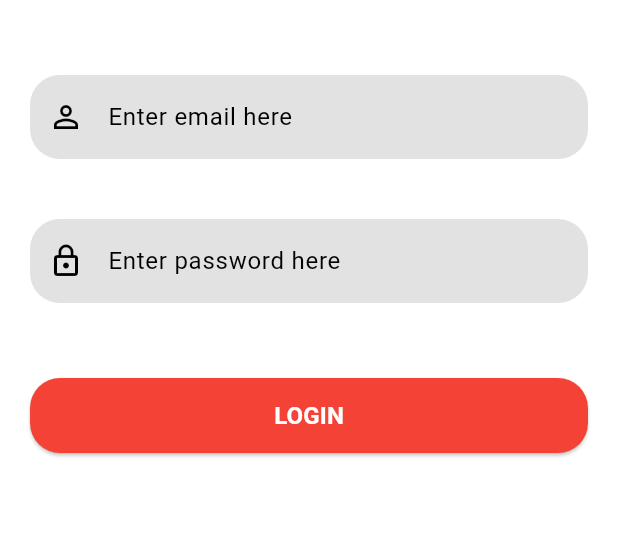
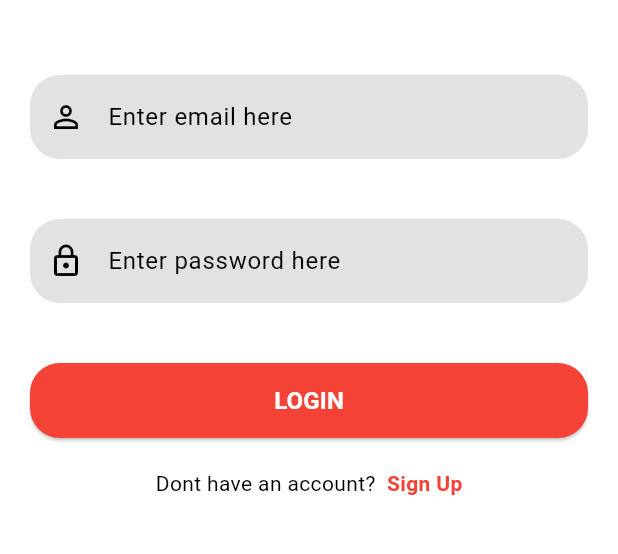
Before and after one commit to ReinoRabbit/flutter_shapeshift, a Flutter app: the screen it shows after launch, on a phone screen of 412 x 824 dp, the part 441-995 px from its top. Run offline on Flutter 3.47's test engine with Material 3 defaults, Android fonts, the phone set to English and light mode, and no system bars.

Commit message:
Finished UI setup for Login and Signup

```diff
--- a/lib/components/button_reuseable.dart
+++ b/lib/components/button_reuseable.dart
@@ -8,11 +8,6 @@ Container reusableButton (BuildContext context, bool isLogin, Function onTap) {
     decoration: BoxDecoration(borderRadius: BorderRadius.circular(90)),
     child: ElevatedButton(
       onPressed: () { onTap();},
-      child: Text( isLogin ? 'LOGIN' : 'SIGN UP',
-      style: const TextStyle(
-        color: Colors.white, fontWeight: FontWeight.bold, fontSize: 16
-        ),
-      ),
       style: ButtonStyle(
         backgroundColor: MaterialStateProperty.resolveWith((states) {
           if (states.contains(MaterialState.pressed)) {
@@ -24,6 +19,11 @@ Container reusableButton (BuildContext context, bool isLogin, Function onTap) {
           RoundedRectangleBorder(borderRadius: BorderRadius.circular(20))
         ),
       ),
+      child: Text( isLogin ? 'LOGIN' : 'SIGN UP',
+      style: const TextStyle(
+        color: Colors.white, fontWeight: FontWeight.bold, fontSize: 16
+        ),
+      ),
     ),
   );
 }
--- a/lib/ui/login_page.dart
+++ b/lib/ui/login_page.dart
@@ -2,6 +2,7 @@ import 'package:flutter/material.dart';
 import 'package:flutter_shapeshift/components/button_reuseable.dart';
 import 'package:flutter_shapeshift/components/logo_image.dart';
 import 'package:flutter_shapeshift/components/text_field.dart';
+import 'package:flutter_shapeshift/ui/signup_page.dart';
 
 class LoginPage extends StatefulWidget {
   const LoginPage({super.key});
@@ -11,8 +12,8 @@ class LoginPage extends StatefulWidget {
 }
 
 class _LoginPageState extends State<LoginPage> {
-  TextEditingController _passwordTextController = TextEditingController();
-  TextEditingController _emailTextController = TextEditingController();
+  final TextEditingController _passwordTextController = TextEditingController();
+  final TextEditingController _emailTextController = TextEditingController();
   @override
   Widget build(BuildContext context) {
     return SafeArea(
@@ -31,8 +32,9 @@ class _LoginPageState extends State<LoginPage> {
                 textFieldWidget("Enter email here", Icons.person_outline, false, _emailTextController),
                 const SizedBox(height: 40,),
                 textFieldWidget("Enter password here", Icons.lock_outline, true, _passwordTextController),
-                const SizedBox(height: 40,),
-                reusableButton(context, true, () {})
+                const SizedBox(height: 30,),
+                reusableButton(context, true, () {}),
+                signUpOption()
                 ]),
             )
           ),
@@ -45,14 +47,17 @@ class _LoginPageState extends State<LoginPage> {
     return Row(
       mainAxisAlignment: MainAxisAlignment.center,
       children: [
-        const Text("Dont have an account?",
-        style: TextStyle(color: Colors.white))
-        // GestureDetector(
-        //   onTap: () {
-        //     Navigator.push(context,
-        //       MaterialPageRoute(builder: (context) => SignUpPage()));
-        //   },
-        // )
+        const Text("Dont have an account?  ",
+          style: TextStyle(color: Colors.black)),
+        GestureDetector(
+          onTap: () {
+            Navigator.push(context, MaterialPageRoute(builder: ((context) => const SignUpPage())));
+          },
+          child: const Text(
+            "Sign Up",
+            style: TextStyle(color: Colors.red, fontWeight: FontWeight.bold),
+          ),
+        )
       ],
     );
   }
```
Also changed, not shown: lib/ui/signup_page.dart (+51 -1 lines).
